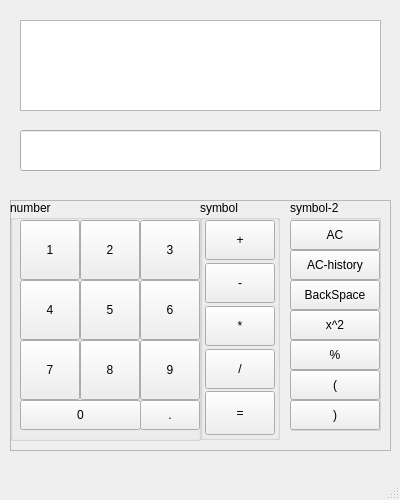
Above: mainwindow.ui from shicxin/QT_ease_calculator before the change. Below: the same form after it.
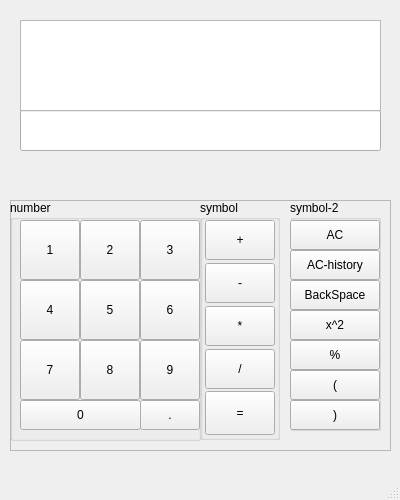
That is the form after the change.

Patch:
```diff
--- a/mainwindow.ui
+++ b/mainwindow.ui
@@ -468,7 +468,7 @@
     <property name="geometry">
      <rect>
       <x>20</x>
-      <y>130</y>
+      <y>110</y>
       <width>361</width>
       <height>41</height>
      </rect>
```
